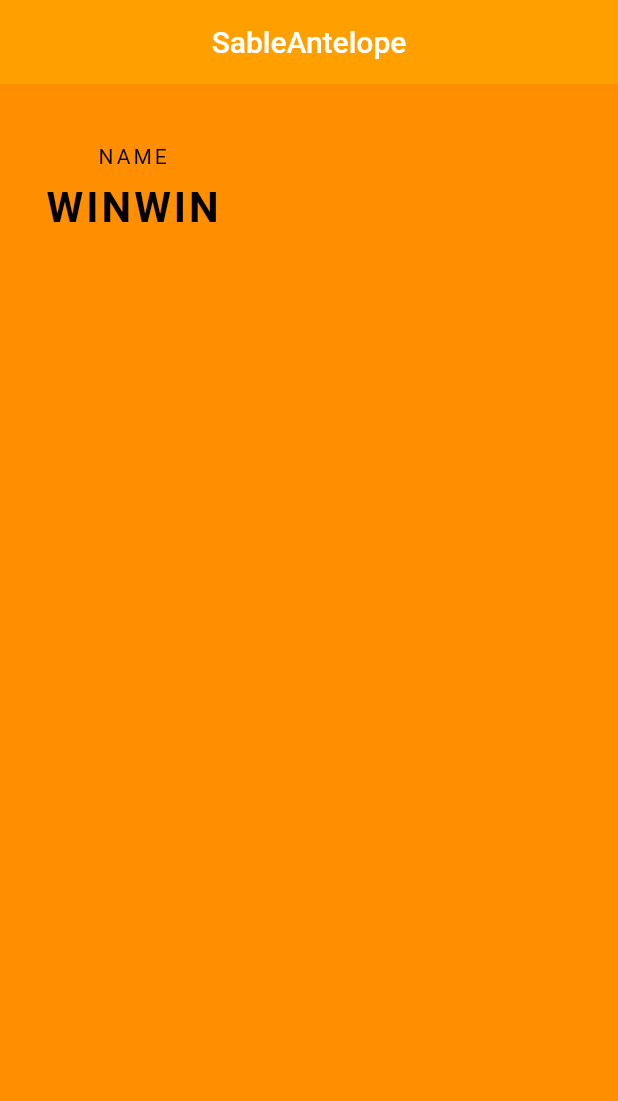
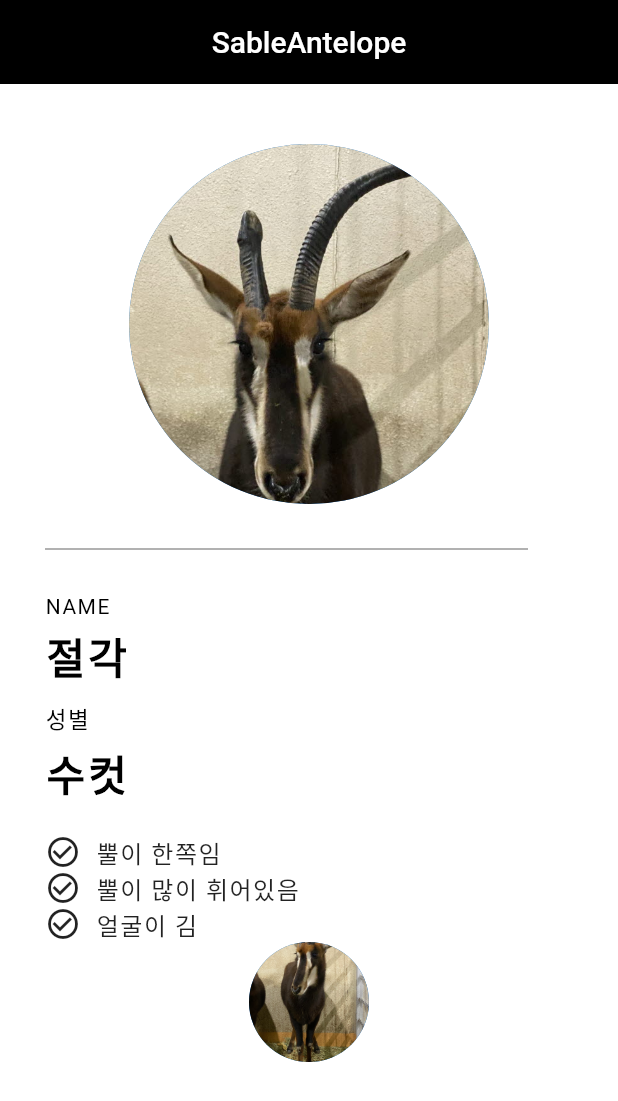
Before and after one commit to Gyuung/Flutter_practice, a Flutter app: the screen it shows after launch, on a phone screen of 412 x 824 dp. Shown: the top 1101 px of the screen. Run offline on Flutter 3.47's test engine with Material 2 defaults, Android fonts, the phone set to English and light mode, and no system bars; our stand-ins replace flutter_login, flutter_svg.

Commit message:
sable 페이지 추가

```diff
--- a/character_widget/lib/main.dart
+++ b/character_widget/lib/main.dart
@@ -9,6 +9,7 @@ class MyApp extends StatelessWidget {
   @override
   Widget build(BuildContext context) {
     return MaterialApp(
+      debugShowCheckedModeBanner: false,
       title: 'UNG',
       home: Grade(),
     );
@@ -19,35 +20,115 @@ class Grade extends StatelessWidget {
   @override
   Widget build(BuildContext context) {
     return Scaffold(
-        backgroundColor: Colors.amber[800],
+        backgroundColor: Colors.white,
         appBar: AppBar(
           title: Text('SableAntelope'),
-          backgroundColor: Colors.amber[700],
+          backgroundColor: Colors.black,
           centerTitle: true,
           elevation: 0.0, // 입체감
         ),
         body: Padding(
-          padding: EdgeInsets.fromLTRB(30.0, 40.0, 0.0, 0.0),
+          padding: EdgeInsets.fromLTRB(30.0, 40.0, 30.0, 0.0),
           child: Column(
+            crossAxisAlignment: CrossAxisAlignment.start, // 시작점 정렬
             children: <Widget>[
+              Center(
+                child: CircleAvatar(
+                  backgroundImage: AssetImage('assets/image2.jpg'),
+                  radius: 120.0,
+                ),
+              ),
+              Divider(
+                height: 60.0, // 디바이더 위 , 아래 거리
+                color: Colors.grey[850],
+                thickness: 0.5, // 선의두께
+                endIndent: 30.0,
+              ),
               Text(
                 'NAME',
                 style: const TextStyle(
                   color: Colors.black,
-                  letterSpacing: 2.0,
+                  letterSpacing: 1.0,
                 ),
+              ),
+              SizedBox(
+                height: 5.0,
+              ),
+              Text(
+                '절각',
+                style: TextStyle(
+                    color: Colors.black,
+                    letterSpacing: 2.0, // 글자 간격
+                    fontSize: 28.0, // 글자 사이즈
+                    fontWeight: FontWeight.bold),
               ),
               SizedBox(
                 height: 10.0,
               ),
               Text(
-                'WINWIN',
+                '성별',
+                style: const TextStyle(
+                  fontSize: 15.0,
+                  color: Colors.black,
+                  letterSpacing: 1.0,
+                ),
+              ),
+              SizedBox(
+                height: 5.0,
+              ),
+              Text(
+                '수컷',
                 style: TextStyle(
                     color: Colors.black,
-                    letterSpacing: 2.0,
-                    fontSize: 28.0,
+                    letterSpacing: 2.0, // 글자 간격
+                    fontSize: 28.0, // 글자 사이즈
                     fontWeight: FontWeight.bold),
               ),
+              SizedBox(
+                height: 20.0,
+              ),
+              Row(
+                children: [
+                  Icon(Icons.check_circle_outline),
+                  SizedBox(
+                    width: 10.0,
+                  ),
+                  Text(
+                    '뿔이 한쪽임',
+                    style: TextStyle(fontSize: 16.0, letterSpacing: 1.0),
+                  )
+                ],
+              ),
+              Row(
+                children: [
+                  Icon(Icons.check_circle_outline),
+                  SizedBox(
+                    width: 10.0,
+                  ),
+                  Text(
+                    '뿔이 많이 휘어있음',
+                    style: TextStyle(fontSize: 16.0, letterSpacing: 1.0),
+                  )
+                ],
+              ),
+              Row(
+                children: [
+                  Icon(Icons.check_circle_outline),
+                  SizedBox(
+                    width: 10.0,
+                  ),
+                  Text(
+                    '얼굴이 김',
+                    style: TextStyle(fontSize: 16.0, letterSpacing: 1.0),
+                  )
+                ],
+              ),
+              Center(
+                child: CircleAvatar(
+                  backgroundImage: AssetImage('assets/image1.jpg'),
+                  radius: 40.0,
+                ),
+              )
             ],
           ),
         ));
--- a/character_widget/pubspec.yaml
+++ b/character_widget/pubspec.yaml
@@ -57,6 +57,10 @@ flutter:
   # the material Icons class.
   uses-material-design: true
 
+  assets:
+    - assets/image2.jpg
+    - assets/image1.jpg
+
   # To add assets to your application, add an assets section, like this:
 
   # An image asset can refer to one or more resolution-specific "variants", see
```
Also changed, not shown: character_widget/assets/KakaoTalk_20211213_151641476_09.jpg (added), character_widget/assets/image1.jpg (added), character_widget/assets/image2.jpg (added).
